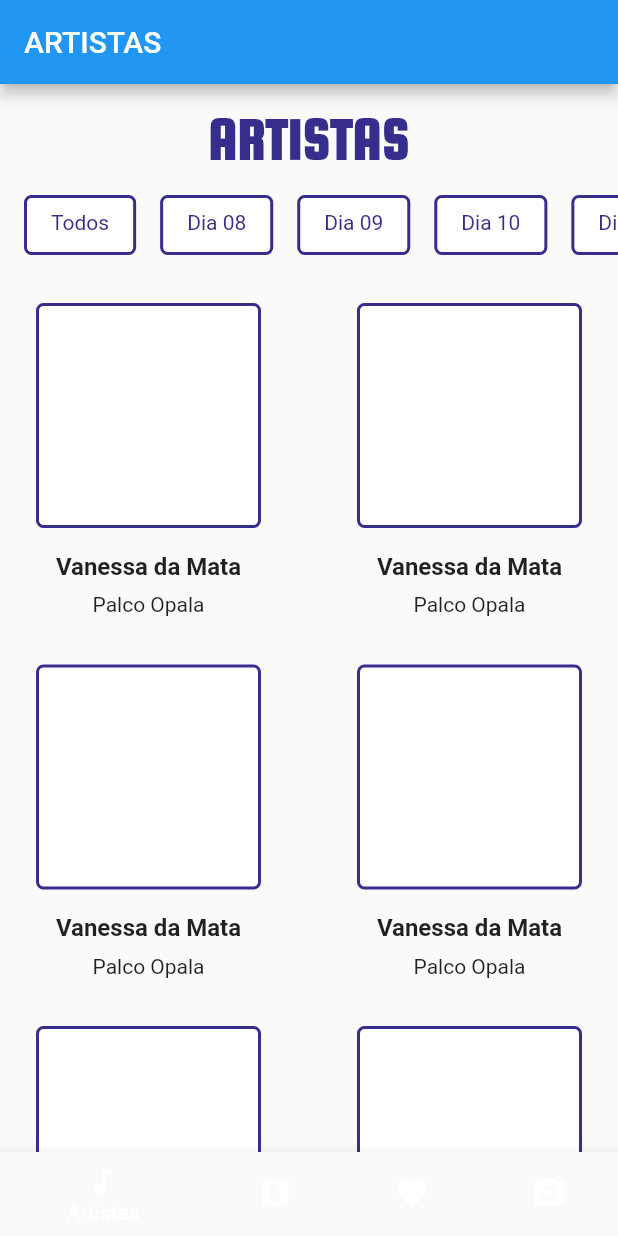
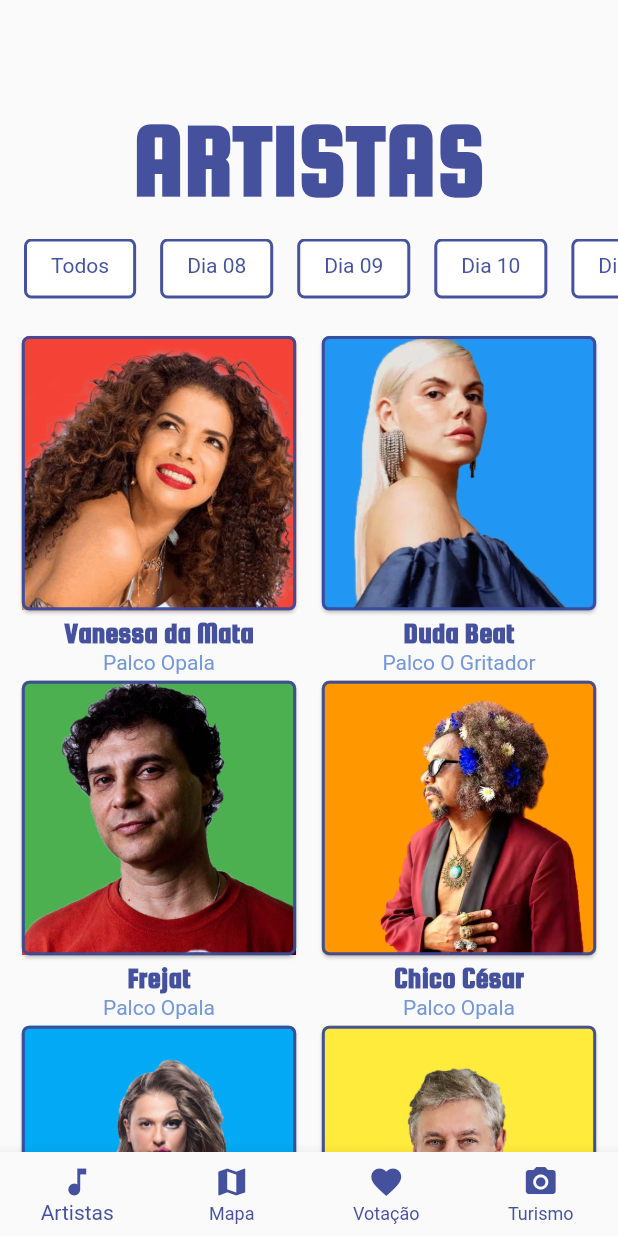
Before and after one commit to pedroallysson/AppFestival, a Flutter app: the screen it shows after launch, on a phone screen of 412 x 824 dp. Run offline on Flutter 3.47's test engine with Material 2 defaults, Android fonts, the phone set to English and light mode, and no system bars.

Commit message:
Segunda Versão

```diff
--- a/lib/homepage.dart
+++ b/lib/homepage.dart
@@ -1,29 +1,36 @@
 import 'package:flutter/material.dart';
 
-class HomePage extends StatelessWidget {
+class HomePage extends StatefulWidget {
+  @override
+  _HomePageState createState() => _HomePageState();
+}
+
+class _HomePageState extends State<HomePage> {
+  int _selectedIndex = 0;
+
   @override
   Widget build(BuildContext context) {
     return Scaffold(
-      appBar: AppBar(
-        title: Text('ARTISTAS'),
-      ),
+      //appBar: AppBar(//
+        //title: Text('ARTISTAS'),//
+      //),//
       body: Column(
         children: [
-          SizedBox(height: 16),
+          SizedBox(height: 70),
           Padding(
             padding: EdgeInsets.symmetric(horizontal: 16),
             child: Text(
               'ARTISTAS',
               style: TextStyle(
-                fontSize: 40,
+                fontSize: 70,
                 fontFamily: 'Squada One',
                 fontWeight: FontWeight.bold,
-                color: Color(0xFF372D8D),
+                color: Color(0xF33C4998),
               ),
               textAlign: TextAlign.left,
             ),
           ),
-          SizedBox(height: 16),
+          SizedBox(height: 15),
           Container(
             height: 40,
             child: ListView(
@@ -43,31 +50,64 @@ class HomePage extends StatelessWidget {
               ],
             ),
           ),
-          SizedBox(height: 16),
+          SizedBox(height: 15),
           Expanded(
-            child: ListView.builder(
-              itemCount: 10, // Total de artistas (pode ajustar conforme necessário)
-              itemBuilder: (context, index) {
-                return Row(
+            child: GridView.count(
+              crossAxisCount: 2,
+              childAspectRatio: 0.87,
+              padding: EdgeInsets.all(6),
+              children: List.generate(artistNames.length, (index) {
+                return Column(
                   children: [
                     Expanded(
-                      child: artistCard(),
+                      child: Card(
+                        shape: RoundedRectangleBorder(
+                          borderRadius: BorderRadius.circular(5),
+                          side: BorderSide(
+                            color: Color(0xF33C4998),
+                            width: 2,
+                          ),
+                        ),
+                        color: artistColors[index],
+                        child: AspectRatio(
+                          aspectRatio: 1,
+                          child: Image.asset(
+                            artistImages[index],
+                            fit: BoxFit.cover,
+                          ),
+                        ),
+                      ),
                     ),
-                    SizedBox(width: 16),
-                    Expanded(
-                      child: artistCard(),
+                    SizedBox(height: 1),
+                    Text(
+                      artistNames[index],
+                      style: TextStyle(
+                        fontSize: 20,
+                        fontWeight: FontWeight.bold,
+                        fontFamily: 'Squada One',
+                        color: Color(0xF33C4998),
+                      ),
+                    ),
+                    SizedBox(height: 1),
+                    Text(
+                      artistPalco[index],
+                      style: TextStyle(
+                        color: Color(0xFF7597D6),
+                      ),
                     ),
                   ],
                 );
-              },
+              }),
             ),
           ),
         ],
       ),
+
       bottomNavigationBar: BottomNavigationBar(
+        type: BottomNavigationBarType.fixed,
         items: const <BottomNavigationBarItem>[
           BottomNavigationBarItem(
-            icon: Icon(Icons.music_note),
+            icon: Icon(Icons.music_note, color: Color(0xF33C4998)),
             label: 'Artistas',
           ),
           BottomNavigationBarItem(
@@ -80,9 +120,27 @@ class HomePage extends StatelessWidget {
           ),
           BottomNavigationBarItem(
             icon: Icon(Icons.camera_alt),
-            label: 'Pontos Turísticos',
+            label: 'Turismo',
           ),
         ],
+        selectedItemColor: Color(0xF33C4998),
+        unselectedItemColor: Color(0xF33C4998),
+        currentIndex: _selectedIndex,
+        onTap: (int index) {
+          setState(() {
+            _selectedIndex = index;
+          });
+
+          if (index == 0) {
+            Navigator.pushNamed(context, '/');
+          } else if (index == 1) {
+            Navigator.pushNamed(context, '/mapa');
+          } else if (index == 2) {
+            Navigator.pushNamed(context, '/votacao');
+          } else if (index == 3) {
+            Navigator.pushNamed(context, '/turismo');
+          }
+        },
       ),
     );
   }
@@ -93,42 +151,123 @@ class HomePage extends StatelessWidget {
       decoration: BoxDecoration(
         color: Colors.white,
         borderRadius: BorderRadius.circular(5),
-        border: Border.all(color: Color(0xFF372D8D), width: 2),
+        border: Border.all(color: Color(0xF33C4998), width: 2),
       ),
       child: Text(
         text,
-        style: TextStyle(color: Color(0xFF372D8D)),
+        style: TextStyle(color: Color(0xF33C4998)),
       ),
     );
   }
 
-  Widget artistCard() {
+  List<String> artistNames = [
+    'Vanessa da Mata',
+    'Duda Beat',
+    'Frejat',
+    'Chico César',
+    'Alice Caymmi',
+    'Flávio Venturini',
+    'Anavitória',
+    'Banda TopGun',
+    'Lagum',
+    // Nome dos Artistas
+  ];
+
+  List<String> artistImages = [
+    'assets/vanessa.png',
+    'assets/duda.png',
+    'assets/frejat.png',
+    'assets/chico.png',
+    'assets/alice.png',
+    'assets/flavio.png',
+    'assets/ana.png',
+    'assets/topgun.png',
+    'assets/lagum.png',
+    // Caminho das imagens
+  ];
+
+  List<String> artistPalco = [
+    'Palco Opala',
+    'Palco O Gritador',
+    'Palco Opala',
+    'Palco Opala',
+    'Palco Opala',
+    'Palco Opala',
+    'Palco Opala',
+    'Palco Opala',
+    'Palco Opala',
+    // Caminho das imagens
+  ];
+
+  List<Color> artistColors = [
+    Colors.red,
+    Colors.blue,
+    Colors.green,
+    Colors.orange,
+    Colors.lightBlue,
+    Colors.yellow,
+    Colors.red,
+    Colors.blueGrey,
+    Colors.green,
+    // Cores dos cards
+  ];
+
+  Widget artistCard(int index, Color color) {
     return Padding(
-      padding: EdgeInsets.all(16),
-      child: Column(
+      padding: EdgeInsets.all(8),
+      child: Stack(
         children: [
-          Container(
-            width: 150,
-            height: 150,
-            decoration: BoxDecoration(
+          Card(
+            shape: RoundedRectangleBorder(
               borderRadius: BorderRadius.circular(5),
-              border: Border.all(color: Color(0xFF372D8D), width: 2),
-              color: Colors.white,
+              side: BorderSide(
+                color: Color(0xF33C4998),
+                width: 2,
+              ),
             ),
-            // Coloque a imagem do artista aqui
-          ),
-          SizedBox(height: 16),
-          Text(
-            'Vanessa da Mata',
-            style: TextStyle(
-              fontSize: 16,
-              fontWeight: FontWeight.bold,
+            color: color,
+            child: AspectRatio(
+              aspectRatio: 1,
+              child: Image.asset(
+                artistImages[index],
+                fit: BoxFit.cover,
+              ),
             ),
           ),
-          SizedBox(height: 8),
-          Text('Palco Opala'),
+          Positioned(
+            left: 8,
+            right: 8,
+            bottom: 12,
+            child: Container(
+              color: Colors.white,
+              child: Column(
+                crossAxisAlignment: CrossAxisAlignment.center,
+                children: [
+                  Text(
+                    artistNames[index],
+                    style: TextStyle(
+                      fontSize: 20,
+                      fontWeight: FontWeight.bold,
+                      fontFamily: 'Squada One',
+                      color: Color(0xF33C4998),
+                    ),
+                  ),
+                  SizedBox(height: 8),
+                  Text(
+                    artistPalco[index],
+                    style: TextStyle(
+                      color: Color(0xFF7597D6),
+                    ),
+                  ),
+                ],
+              ),
+            ),
+          ),
         ],
       ),
     );
   }
+
+
+
 }
--- a/lib/main.dart
+++ b/lib/main.dart
@@ -1,5 +1,6 @@
 import 'package:flutter/material.dart';
 import 'homepage.dart';
+import 'mapa.dart';
 
 void main() {
   runApp(MyApp());
@@ -9,11 +10,16 @@ class MyApp extends StatelessWidget {
   @override
   Widget build(BuildContext context) {
     return MaterialApp(
+      debugShowCheckedModeBanner: false,
       title: 'App de Eventos',
       theme: ThemeData(
-        primarySwatch: Colors.blue,
+        primarySwatch: Colors.orange,
       ),
-      home: HomePage(),
+      initialRoute: '/',
+      routes: {
+        '/': (context) => HomePage(),
+        '/mapa': (context) => MapaPage(),
+      },
     );
   }
 }
```
Also changed, not shown: lib/mapa.dart (added, +122 -0 lines), lib/votacao.dart (added, +69 -0 lines), pubspec.yaml (+11 -3 lines), assets/alice.png (added), assets/ana.png (added), assets/chico.png (added), assets/duda.png (renamed from lib/assets/duda.png), assets/flavio.png (added), assets/frejat.png (added), assets/lagum.png (added), assets/topgun.png (added), assets/vanessa.png (renamed from lib/assets/vanessa.png).
